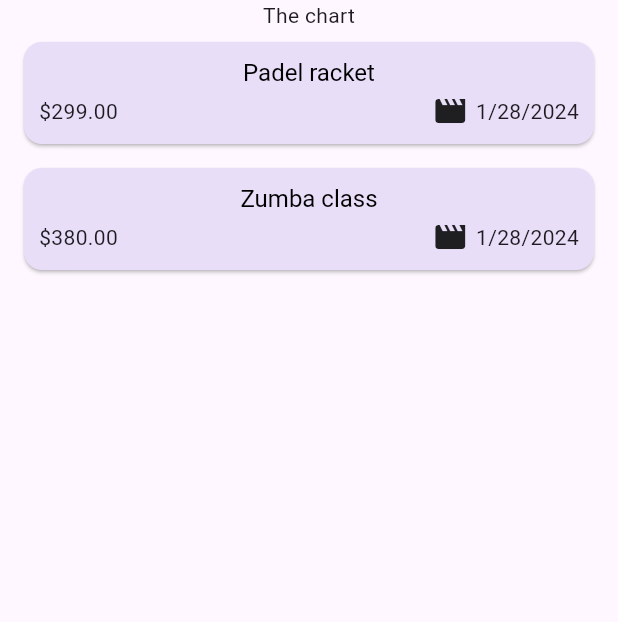
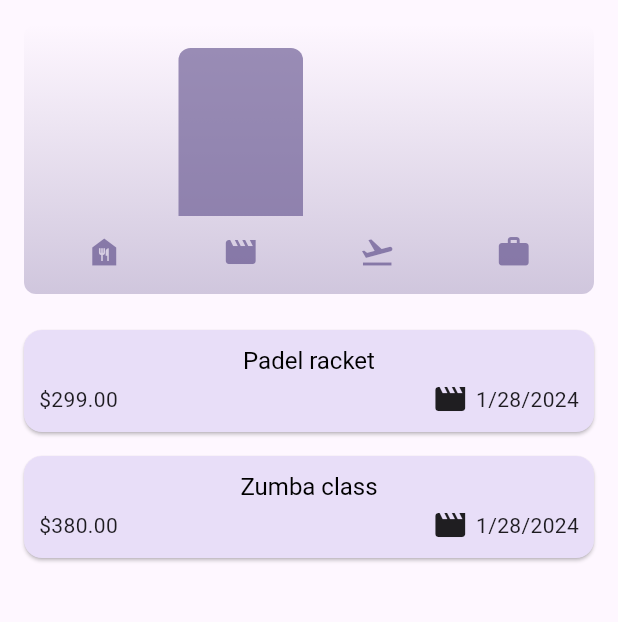
Before and after one commit to TimJonsson/expense_tracker, a Flutter app: the screen it shows after launch, on a phone screen of 412 x 824 dp, the part 84-706 px from its top. Run offline on Flutter 3.47's test engine with Material 3 defaults, Android fonts, the phone set to English and light mode, and no system bars.

Commit message:
First iteration of adding the chart bar

```diff
--- a/lib/expenses.dart
+++ b/lib/expenses.dart
@@ -1,3 +1,4 @@
+import 'package:expense_tracker/widgets/chart/chart.dart';
 import 'package:expense_tracker/widgets/expenses_list/expenses_list.dart';
 import 'package:expense_tracker/models/expense.dart';
 import 'package:expense_tracker/widgets/expenses_list/new_expense.dart';
@@ -79,7 +80,7 @@ class _ExpensesState extends State<Expenses> {
       ),
       body: Column(
         children: [
-          const Text("The chart"),
+          Chart(expenses: _registeredExpenses),
           Expanded(
             child: mainContent,
           ),
--- a/lib/models/expense.dart
+++ b/lib/models/expense.dart
@@ -30,3 +30,21 @@ class Expense {
     return formatter.format(date);
   }
 }
+
+class ExpenseBucket {
+  ExpenseBucket({required this.category, required this.expenses});
+
+  ExpenseBucket.forCategory(List<Expense> allExpenses, this.category): expenses = allExpenses.where((expense) => expense.category == category).toList();
+
+  final Category category;
+  final List<Expense> expenses;
+
+  double get totalExpenses {
+    double sum = 0;
+
+    for (final expense in expenses) {
+      sum += expense.amount;
+    }
+    return sum;
+  }
+}
--- /dev/null
+++ b/lib/widgets/chart/chart.dart
@@ -0,0 +1,95 @@
+import 'package:flutter/material.dart';
+
+import 'package:expense_tracker/widgets/chart/chart_bar.dart';
+import 'package:expense_tracker/models/expense.dart';
+
+class Chart extends StatelessWidget {
+  const Chart({super.key, required this.expenses});
+
+  final List<Expense> expenses;
+
+  List<ExpenseBucket> get buckets {
+    return [
+      ExpenseBucket.forCategory(expenses, Category.food),
+      ExpenseBucket.forCategory(expenses, Category.leisure),
+      ExpenseBucket.forCategory(expenses, Category.travel),
+      ExpenseBucket.forCategory(expenses, Category.work),
+    ];
+  }
+
+  double get maxTotalExpense {
+    double maxTotalExpense = 0;
+
+    for (final bucket in buckets) {
+      if (bucket.totalExpenses > maxTotalExpense) {
+        maxTotalExpense = bucket.totalExpenses;
+      }
+    }
+
+    return maxTotalExpense;
+  }
+
+  @override
+  Widget build(BuildContext context) {
+    final isDarkMode =
+        MediaQuery.of(context).platformBrightness == Brightness.dark;
+    return Container(
+      margin: const EdgeInsets.all(16),
+      padding: const EdgeInsets.symmetric(
+        vertical: 16,
+        horizontal: 8,
+      ),
+      width: double.infinity,
+      height: 180,
+      decoration: BoxDecoration(
+        borderRadius: BorderRadius.circular(8),
+        gradient: LinearGradient(
+          colors: [
+            Theme.of(context).colorScheme.primary.withOpacity(0.3),
+            Theme.of(context).colorScheme.primary.withOpacity(0.0)
+          ],
+          begin: Alignment.bottomCenter,
+          end: Alignment.topCenter,
+        ),
+      ),
+      child: Column(
+        children: [
+          Expanded(
+            child: Row(
+              crossAxisAlignment: CrossAxisAlignment.end,
+              children: [
+                for (final bucket in buckets) // alternative to map()
+                  ChartBar(
+                    fill: bucket.totalExpenses == 0
+                        ? 0
+                        : bucket.totalExpenses / maxTotalExpense,
+                  )
+              ],
+            ),
+          ),
+          const SizedBox(height: 12),
+          Row(
+            children: buckets
+                .map(
+                  (bucket) => Expanded(
+                    child: Padding(
+                      padding: const EdgeInsets.symmetric(horizontal: 4),
+                      child: Icon(
+                        categoryIcons[bucket.category],
+                        color: isDarkMode
+                            ? Theme.of(context).colorScheme.secondary
+                            : Theme.of(context)
+                                .colorScheme
+                                .primary
+                                .withOpacity(0.7),
+                      ),
+                    ),
+                  ),
+                )
+                .toList(),
+          )
+        ],
+      ),
+    );
+  }
+}
--- /dev/null
+++ b/lib/widgets/chart/chart_bar.dart
@@ -0,0 +1,34 @@
+import 'package:flutter/material.dart';
+
+class ChartBar extends StatelessWidget {
+  const ChartBar({
+    super.key,
+    required this.fill,
+  });
+
+  final double fill;
+
+  @override
+  Widget build(BuildContext context) {
+    final isDarkMode =
+        MediaQuery.of(context).platformBrightness == Brightness.dark;
+    return Expanded(
+      child: Padding(
+        padding: const EdgeInsets.symmetric(horizontal: 4),
+        child: FractionallySizedBox(
+          heightFactor: fill,
+          child: DecoratedBox(
+            decoration: BoxDecoration(
+              shape: BoxShape.rectangle,
+              borderRadius:
+                  const BorderRadius.vertical(top: Radius.circular(8)),
+              color: isDarkMode
+                  ? Theme.of(context).colorScheme.secondary
+                  : Theme.of(context).colorScheme.primary.withOpacity(0.65),
+            ),
+          ),
+        ),
+      ),
+    );
+  }
+}
```
